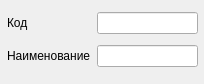
Old version of the form src/dict/organs/views/organ_edit_widget.ui in the repository vvchigirev/Endo.
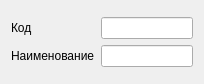
New version of the form.

Patch:
```diff
--- a/src/dict/organs/views/organ_edit_widget.ui
+++ b/src/dict/organs/views/organ_edit_widget.ui
@@ -13,15 +13,8 @@
   <property name="windowTitle">
    <string>Form</string>
   </property>
-  <widget class="QWidget" name="">
-   <property name="geometry">
-    <rect>
-     <x>7</x>
-     <y>7</y>
-     <width>191</width>
-     <height>67</height>
-    </rect>
-   </property>
+  <layout class="QGridLayout" name="gridLayout_2">
+   <item row="0" column="0">
    <layout class="QGridLayout" name="gridLayout">
     <item row="0" column="0">
      <widget class="QLabel" name="label">
@@ -41,10 +34,11 @@
      <widget class="QLineEdit" name="lineEdit_2"/>
     </item>
     <item row="0" column="1">
-     <widget class="QLineEdit" name="lineEdit"/>
-    </item>
-   </layout>
-  </widget>
+      <widget class="QLineEdit" name="lineEditCode"/>
+     </item>
+    </layout>
+   </item>
+  </layout>
  </widget>
  <resources/>
  <connections/>
```
Left out of the diff: 2 changed lines with no effect on the pictures. Lines whose indentation alone changed are shown as unchanged.
